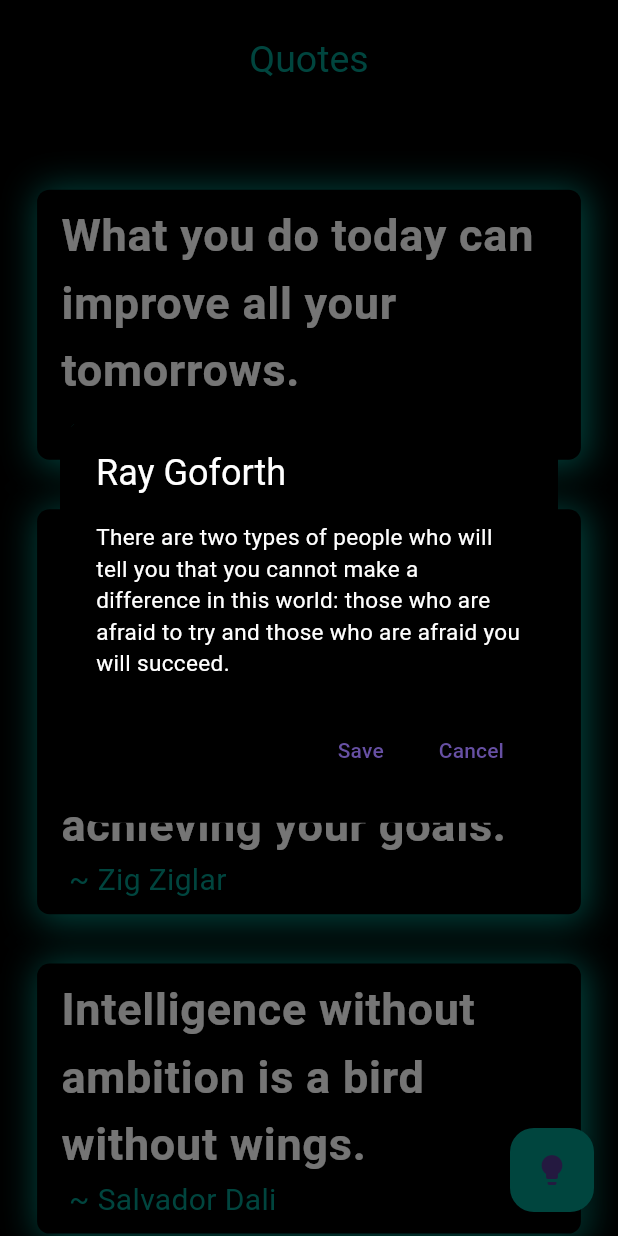
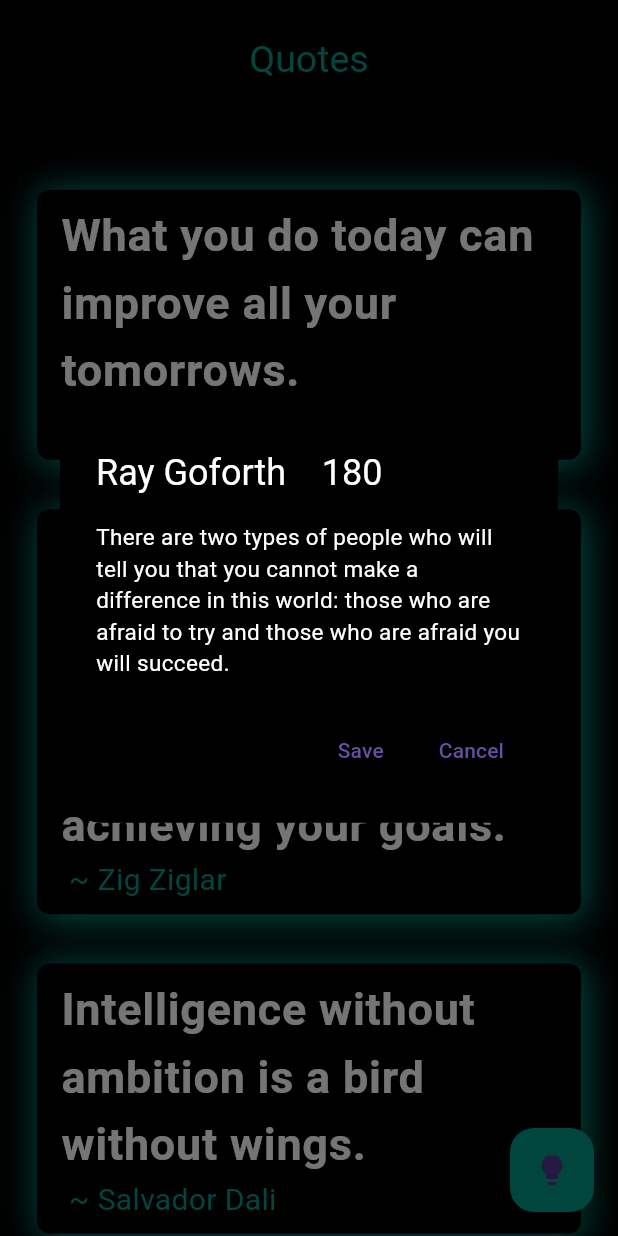
Before and after one commit to MauryaAayush/quotes_app, a Flutter app: the screen it shows after launch, after a tap on the "lightbulb" icon, on a phone screen of 412 x 824 dp. Run offline on Flutter 3.47's test engine with Material 3 defaults, Android fonts, the light colour scheme and no system bars.

Commit message:
Radhey Radhey

```diff
--- a/lib/Views/Homescreen.dart
+++ b/lib/Views/Homescreen.dart
@@ -34,7 +34,7 @@ class _HomescreenState extends State<Homescreen> {
             context: context,
             builder: (context) => AlertDialog(
               backgroundColor: Colors.black,
-              title: Text(m1.list![Random_Number].authors!,
+              title: Text('${m1.list![Random_Number].authors!}    $Random_Number ',
                 style: const TextStyle(color: Colors.white),
               ),
               content: Text(m1.list![Random_Number].quotes!,
```
